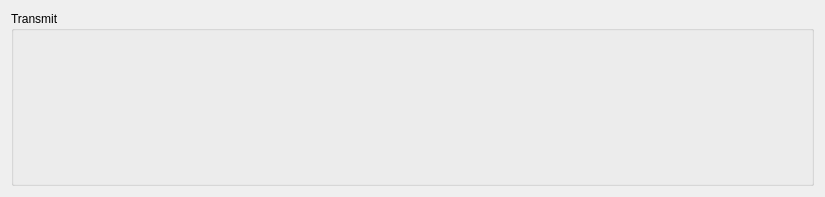
First picture: the form in transmitbox.ui, repository JuliaCzarnowska/ARINC_825, before the edit.
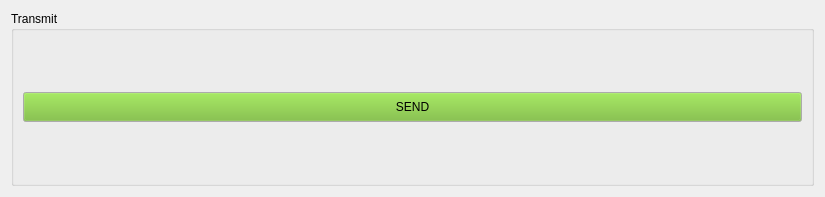
Second picture: the form after the edit.

```diff
--- a/transmitbox.ui
+++ b/transmitbox.ui
@@ -41,7 +41,175 @@
       <item row="0" column="0">
        <layout class="QVBoxLayout" name="transmitLayout">
         <item>
-         <layout class="QHBoxLayout" name="horizontalLayout"/>
+         <layout class="QHBoxLayout" name="otmLayout">
+          <item>
+           <widget class="QPushButton" name="sendButton">
+            <property name="sizePolicy">
+             <sizepolicy hsizetype="Minimum" vsizetype="Fixed">
+              <horstretch>0</horstretch>
+              <verstretch>0</verstretch>
+             </sizepolicy>
+            </property>
+            <property name="minimumSize">
+             <size>
+              <width>0</width>
+              <height>30</height>
+             </size>
+            </property>
+            <property name="palette">
+             <palette>
+              <active>
+               <colorrole role="WindowText">
+                <brush brushstyle="SolidPattern">
+                 <color alpha="255">
+                  <red>0</red>
+                  <green>0</green>
+                  <blue>0</blue>
+                 </color>
+                </brush>
+               </colorrole>
+               <colorrole role="Button">
+                <brush brushstyle="SolidPattern">
+                 <color alpha="255">
+                  <red>112</red>
+                  <green>184</green>
+                  <blue>44</blue>
+                 </color>
+                </brush>
+               </colorrole>
+               <colorrole role="Text">
+                <brush brushstyle="SolidPattern">
+                 <color alpha="255">
+                  <red>0</red>
+                  <green>0</green>
+                  <blue>0</blue>
+                 </color>
+                </brush>
+               </colorrole>
+               <colorrole role="ButtonText">
+                <brush brushstyle="SolidPattern">
+                 <color alpha="255">
+                  <red>0</red>
+                  <green>0</green>
+                  <blue>0</blue>
+                 </color>
+                </brush>
+               </colorrole>
+               <colorrole role="LinkVisited">
+                <brush brushstyle="SolidPattern">
+                 <color alpha="255">
+                  <red>162</red>
+                  <green>255</green>
+                  <blue>74</blue>
+                 </color>
+                </brush>
+               </colorrole>
+              </active>
+              <inactive>
+               <colorrole role="WindowText">
+                <brush brushstyle="SolidPattern">
+                 <color alpha="255">
+                  <red>0</red>
+                  <green>0</green>
+                  <blue>0</blue>
+                 </color>
+                </brush>
+               </colorrole>
+               <colorrole role="Button">
+                <brush brushstyle="SolidPattern">
+                 <color alpha="255">
+                  <red>112</red>
+                  <green>184</green>
+                  <blue>44</blue>
+                 </color>
+                </brush>
+               </colorrole>
+               <colorrole role="Text">
+                <brush brushstyle="SolidPattern">
+                 <color alpha="255">
+                  <red>0</red>
+                  <green>0</green>
+                  <blue>0</blue>
+                 </color>
+                </brush>
+               </colorrole>
+               <colorrole role="ButtonText">
+                <brush brushstyle="SolidPattern">
+                 <color alpha="255">
+                  <red>0</red>
+                  <green>0</green>
+                  <blue>0</blue>
+                 </color>
+                </brush>
+               </colorrole>
+               <colorrole role="LinkVisited">
+                <brush brushstyle="SolidPattern">
+                 <color alpha="255">
+                  <red>162</red>
+                  <green>255</green>
+                  <blue>74</blue>
+                 </color>
+                </brush>
+               </colorrole>
+              </inactive>
+              <disabled>
+               <colorrole role="WindowText">
+                <brush brushstyle="SolidPattern">
+                 <color alpha="96">
+                  <red>164</red>
+                  <green>166</green>
+                  <blue>168</blue>
+                 </color>
+                </brush>
+               </colorrole>
+               <colorrole role="Button">
+                <brush brushstyle="SolidPattern">
+                 <color alpha="255">
+                  <red>112</red>
+                  <green>184</green>
+                  <blue>44</blue>
+                 </color>
+                </brush>
+               </colorrole>
+               <colorrole role="Text">
+                <brush brushstyle="SolidPattern">
+                 <color alpha="96">
+                  <red>164</red>
+                  <green>166</green>
+                  <blue>168</blue>
+                 </color>
+                </brush>
+               </colorrole>
+               <colorrole role="ButtonText">
+                <brush brushstyle="SolidPattern">
+                 <color alpha="255">
+                  <red>208</red>
+                  <green>208</green>
+                  <blue>208</blue>
+                 </color>
+                </brush>
+               </colorrole>
+               <colorrole role="LinkVisited">
+                <brush brushstyle="SolidPattern">
+                 <color alpha="255">
+                  <red>162</red>
+                  <green>255</green>
+                  <blue>74</blue>
+                 </color>
+                </brush>
+               </colorrole>
+              </disabled>
+             </palette>
+            </property>
+            <property name="text">
+             <string>SEND</string>
+            </property>
+            <property name="flat">
+             <bool>false</bool>
+            </property>
+           </widget>
+          </item>
+         </layout>
         </item>
        </layout>
       </item>
```
